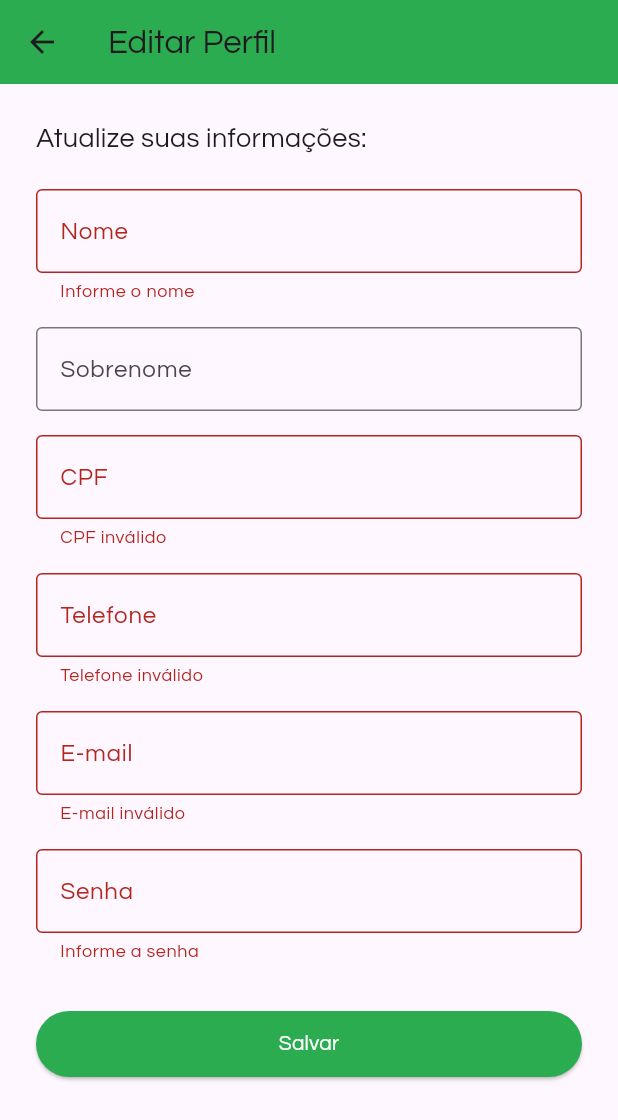
After one commit to AlexandreBolsoni/irrifes_app, a Flutter app: the EditarPerfilScreen screen opened by its route, after a tap on "Salvar", on a phone screen of 412 x 824 dp. The commit adds this screen. Shown: the top 1120 px of the screen. Run offline on Flutter 3.47's test engine with Material 3 defaults, Android fonts, the phone set to English and light mode, and no system bars; our stand-ins replace cloud_firestore, firebase_auth, firebase_core, fl_chart, flutter_svg, google_sign_in and 2 more; accounts and stored records are empty; network calls fail.

```diff
--- a/lib/main.dart
+++ b/lib/main.dart
@@ -5,6 +5,7 @@ import 'package:irrifes_app/screens/perfil-screen.dart';
 import 'screens/login-screen.dart';
 import 'screens/cadastro-screen.dart';
 import 'screens/home-screen.dart';
+import 'screens/editar-perfil.dart';
 
 
 void main() async {
@@ -28,6 +29,8 @@ class MyApp extends StatelessWidget {
         '/cadastro': (context) => CadastroScreen(),
         '/home': (context) => HomeScreen(),
         '/calcular': (context) => CalcularScreen(),
+        '/editar-perfil': (context) => EditarPerfilScreen(),
+
         '/perfil': (context) => PerfilScreen(),
       },
     );
--- /dev/null
+++ b/lib/screens/editar-perfil.dart
@@ -0,0 +1,360 @@
+import 'package:flutter/material.dart';
+import 'package:flutter/services.dart';
+import 'package:cloud_firestore/cloud_firestore.dart';
+import 'package:shared_preferences/shared_preferences.dart';
+import 'package:firebase_auth/firebase_auth.dart';
+
+class EditarPerfilScreen extends StatefulWidget {
+  final bool veioDoLogin;
+
+  const EditarPerfilScreen({super.key, this.veioDoLogin = false});
+
+  @override
+  State<EditarPerfilScreen> createState() => _EditarPerfilScreenState();
+}
+
+// --- FORMATADORES ---
+
+// Máscara para CPF: 000.000.000-00
+class CpfInputFormatter extends TextInputFormatter {
+  @override
+  TextEditingValue formatEditUpdate(
+    TextEditingValue oldValue,
+    TextEditingValue newValue,
+  ) {
+    var text = newValue.text.replaceAll(RegExp(r'[^0-9]'), '');
+
+    if (text.length > 11) text = text.substring(0, 11);
+
+    final buffer = StringBuffer();
+    for (int i = 0; i < text.length; i++) {
+      if (i == 3 || i == 6) buffer.write('.');
+      if (i == 9) buffer.write('-');
+      buffer.write(text[i]);
+    }
+
+    final formatted = buffer.toString();
+
+    return TextEditingValue(
+      text: formatted,
+      selection: TextSelection.collapsed(offset: formatted.length),
+    );
+  }
+}
+
+// Máscara para telefone: (00) 00000-0000
+class TelefoneInputFormatter extends TextInputFormatter {
+  @override
+  TextEditingValue formatEditUpdate(
+    TextEditingValue oldValue,
+    TextEditingValue newValue,
+  ) {
+    var text = newValue.text.replaceAll(RegExp(r'[^0-9]'), '');
+
+    if (text.length > 11) text = text.substring(0, 11);
+
+    final buffer = StringBuffer();
+    for (int i = 0; i < text.length; i++) {
+      if (i == 0) buffer.write('(');
+      if (i == 2) buffer.write(') ');
+      if (i == 7) buffer.write('-');
+      buffer.write(text[i]);
+    }
+
+    final formatted = buffer.toString();
+
+    return TextEditingValue(
+      text: formatted,
+      selection: TextSelection.collapsed(offset: formatted.length),
+    );
+  }
+}
+
+// Função para formatar telefone para salvar no Firestore: "+55 XX XXXXXXXX"
+String formatarTelefoneParaSalvar(String telefone) {
+  final numeros = telefone.replaceAll(RegExp(r'[^0-9]'), '');
+
+  if (numeros.length == 11) {
+    final ddd = numeros.substring(0, 2);
+    final numero = numeros.substring(2);
+    return '+55 $ddd $numero';
+  }
+
+  return telefone; // ou pode lançar erro/avisar usuário
+}
+
+class _EditarPerfilScreenState extends State<EditarPerfilScreen> {
+  final _formKey = GlobalKey<FormState>();
+  final _nomeController = TextEditingController();
+  final _sobrenomeController = TextEditingController();
+  final _cpfController = TextEditingController();
+  final _telefoneController = TextEditingController();
+  final _emailController = TextEditingController();
+  final _senhaController = TextEditingController();
+
+  bool _carregando = true;
+  bool _salvando = false;
+  bool _loginGoogle = false;
+
+  Future<void> _carregarDados() async {
+    final prefs = await SharedPreferences.getInstance();
+    final docId = prefs.getString('cpf');
+
+    if (docId != null) {
+      final doc =
+          await FirebaseFirestore.instance
+              .collection('pessoas')
+              .doc(docId)
+              .get();
+
+      final dados = doc.data();
+      if (dados != null) {
+        _nomeController.text = dados['nome'] ?? '';
+        _sobrenomeController.text = dados['sobrenome'] ?? '';
+        _cpfController.text = dados['cpf'] ?? '';
+        _telefoneController.text = dados['telefone'] ?? '';
+        _emailController.text = dados['email'] ?? '';
+        _senhaController.text = dados['senha'] ?? '';
+
+        final user = FirebaseAuth.instance.currentUser;
+        if (user != null && user.email == dados['email']) {
+          _loginGoogle = true;
+        }
+      }
+    }
+
+    setState(() => _carregando = false);
+  }
+
+  Future<void> _salvarDados() async {
+    if (!_formKey.currentState!.validate()) return;
+
+    setState(() => _salvando = true);
+
+    final prefs = await SharedPreferences.getInstance();
+    final docId = prefs.getString('cpf');
+
+    if (docId != null) {
+      final docRef = FirebaseFirestore.instance
+          .collection('pessoas')
+          .doc(docId);
+
+      final telefoneFormatado = formatarTelefoneParaSalvar(
+        _telefoneController.text,
+      );
+
+      final dataToUpdate = {
+        'nome': _nomeController.text.trim(),
+        'sobrenome': _sobrenomeController.text.trim(),
+        'cpf': _cpfController.text.replaceAll(RegExp(r'[^0-9]'), ''),
+        'telefone': telefoneFormatado,
+        'senha': _senhaController.text.trim(),
+      };
+
+      if (!_loginGoogle) {
+        dataToUpdate['email'] = _emailController.text.trim();
+      }
+
+      await docRef.update(dataToUpdate);
+
+      await prefs.setString(
+        'cpf',
+        _cpfController.text.replaceAll(RegExp(r'[^0-9]'), ''),
+      );
+
+      if (widget.veioDoLogin) {
+        Navigator.pushReplacementNamed(context, '/home');
+      } else {
+        Navigator.pop(context);
+      }
+    }
+
+    setState(() => _salvando = false);
+  }
+
+  @override
+  void initState() {
+    super.initState();
+    _carregarDados();
+  }
+
+  @override
+  Widget build(BuildContext context) {
+    return Scaffold(
+      appBar: AppBar(
+        title: const Text('Editar Perfil'),
+        backgroundColor: const Color(0xFF2CAC50),
+      ),
+      body:
+          _carregando
+              ? const Center(child: CircularProgressIndicator())
+              : SafeArea(
+                child: Padding(
+                  padding: const EdgeInsets.all(24.0),
+                  child: Form(
+                    key: _formKey,
+                    child: ListView(
+                      children: [
+                        const Text(
+                          'Atualize suas informações:',
+                          style: TextStyle(fontSize: 18),
+                        ),
+                        const SizedBox(height: 20),
+
+                        // Nome
+                        TextFormField(
+                          controller: _nomeController,
+                          decoration: const InputDecoration(
+                            labelText: 'Nome',
+                            border: OutlineInputBorder(),
+                          ),
+                          validator:
+                              (value) =>
+                                  value == null || value.isEmpty
+                                      ? 'Informe o nome'
+                                      : null,
+                        ),
+                        const SizedBox(height: 16),
+
+                        // Sobrenome
+                        TextFormField(
+                          controller: _sobrenomeController,
+                          decoration: const InputDecoration(
+                            labelText: 'Sobrenome',
+                            border: OutlineInputBorder(),
+                          ),
+                        ),
+                        const SizedBox(height: 16),
+
+                        // CPF
+                        TextFormField(
+                          controller: _cpfController,
+                          keyboardType: TextInputType.number,
+                          inputFormatters: [CpfInputFormatter()],
+                          decoration: const InputDecoration(
+                            labelText: 'CPF',
+                            border: OutlineInputBorder(),
+                          ),
+                          validator:
+                              (value) =>
+                                  value == null ||
+                                          value
+                                                  .replaceAll(
+                                                    RegExp(r'[^0-9]'),
+                                                    '',
+                                                  )
+                                                  .length !=
+                                              11
+                                      ? 'CPF inválido'
+                                      : null,
+                        ),
+                        const SizedBox(height: 16),
+
+                        // Telefone
+                        TextFormField(
+                          controller: _telefoneController,
+                          keyboardType: TextInputType.phone,
+                          inputFormatters: [TelefoneInputFormatter()],
+                          decoration: const InputDecoration(
+                            labelText: 'Telefone',
+                            border: OutlineInputBorder(),
+                          ),
+                          validator:
+                              (value) =>
+                                  value == null ||
+                                          value
+                                                  .replaceAll(
+                                                    RegExp(r'[^0-9]'),
+                                                    '',
+                                                  )
+                                                  .length <
+                                              10
+                                      ? 'Telefone inválido'
+                                      : null,
+                        ),
+                        const SizedBox(height: 16),
+
+                        // E-mail (desabilitado se for login Google)
+                        TextFormField(
+                          controller: _emailController,
+                          enabled: !_loginGoogle,
+                          keyboardType: TextInputType.emailAddress,
+                          decoration: const InputDecoration(
+                            labelText: 'E-mail',
+                            border: OutlineInputBorder(),
+                          ),
+                          validator: (value) {
+                            if (!_loginGoogle &&
+                                (value == null || !value.contains('@'))) {
+                              return 'E-mail inválido';
+                            }
+                            return null;
+                          },
+                        ),
+                        if (_loginGoogle)
+                          const Padding(
+                            padding: EdgeInsets.only(top: 6, left: 4),
+                            child: Text(
+                              'O e-mail é gerenciado pelo Google e não pode ser alterado.',
+                              style: TextStyle(color: Colors.red, fontSize: 12),
+                            ),
+                          ),
+                        const SizedBox(height: 16),
+
+                        // Senha (desabilitado se login Google)
+                        TextFormField(
+                          controller: _senhaController,
+                          obscureText: true,
+                          enabled: !_loginGoogle,
+                          decoration: const InputDecoration(
+                            labelText: 'Senha',
+                            border: OutlineInputBorder(),
+                          ),
+                          validator: (value) {
+                            if (!_loginGoogle &&
+                                (value == null || value.isEmpty)) {
+                              return 'Informe a senha';
+                            }
+                            return null;
+                          },
+                        ),
+
+                        if (_loginGoogle)
+                          const Padding(
+                            padding: EdgeInsets.only(top: 6, left: 4),
+                            child: Text(
+                              'A senha é gerenciada pelo Google e não pode ser alterada.',
+                              style: TextStyle(color: Colors.red, fontSize: 12),
+                            ),
+                          ),
+
+                        const SizedBox(height: 30),
+
+                        ElevatedButton(
+                          onPressed: _salvando ? null : _salvarDados,
+                          style: ElevatedButton.styleFrom(
+                            backgroundColor: const Color(0xFF2CAC50),
+                            foregroundColor: Colors.white,
+                            padding: const EdgeInsets.symmetric(
+                              horizontal: 40,
+                              vertical: 12,
+                            ),
+                            shape: RoundedRectangleBorder(
+                              borderRadius: BorderRadius.circular(30),
+                            ),
+                          ),
+                          child:
+                              _salvando
+                                  ? const CircularProgressIndicator(
+                                    color: Colors.white,
+                                  )
+                                  : const Text('Salvar'),
+                        ),
+                      ],
+                    ),
+                  ),
+                ),
+              ),
+    );
+  }
+}
--- a/lib/screens/perfil-screen.dart
+++ b/lib/screens/perfil-screen.dart
@@ -1,6 +1,8 @@
 import 'package:flutter/material.dart';
 import '../widgets/bottom-nav.dart';
-import '../services/auth-service.dart';  // ajuste o caminho para seu service
+import '../services/auth-service.dart';
+
+import 'editar-perfil.dart';
 
 class PerfilScreen extends StatefulWidget {
   const PerfilScreen({Key? key}) : super(key: key);
@@ -12,6 +14,23 @@ class PerfilScreen extends StatefulWidget {
 class _PerfilScreenState extends State<PerfilScreen> {
   int _currentIndex = 2;
   final AuthService _authService = AuthService();
+
+  Map<String, dynamic>? _perfil;
+  bool _carregando = true;
+
+  @override
+  void initState() {
+    super.initState();
+    _carregarPerfil();
+  }
+
+  Future<void> _carregarPerfil() async {
+    final perfil = await _authService.getPerfil();
+    setState(() {
+      _perfil = perfil;
+      _carregando = false;
+    });
+  }
 
   void _onBottomNavTap(int index) {
     if (index == _currentIndex) return;
@@ -29,8 +48,21 @@ class _PerfilScreenState extends State<PerfilScreen> {
 
   Future<void> _logout() async {
     await _authService.sair();
-    // Depois de limpar os dados, volta para a tela de login e remove as anteriores
     Navigator.pushNamedAndRemoveUntil(context, '/', (route) => false);
+  }
+
+  String formatarCpf(String cpf) {
+    if (cpf.length != 11) return cpf;
+    return '${cpf.substring(0, 3)}.${cpf.substring(3, 6)}.${cpf.substring(6, 9)}-${cpf.substring(9)}';
+  }
+
+  String formatarTelefone(String telefone) {
+    if (telefone.length == 11) {
+      return '(${telefone.substring(0, 2)}) ${telefone.substring(2, 7)}-${telefone.substring(7)}';
+    } else if (telefone.length == 10) {
+      return '(${telefone.substring(0, 2)}) ${telefone.substring(2, 6)}-${telefone.substring(6)}';
+    }
+    return telefone;
   }
 
   @override
@@ -54,10 +86,16 @@ class _PerfilScreenState extends State<PerfilScreen> {
                 ),
               ),
               child: Column(
-                children: const [
-                  Icon(Icons.account_circle, size: 100, color: Colors.white),
-                  SizedBox(height: 12),
-                  Text(
+                children: [
+                  (_perfil != null && (_perfil!['fotoUrl'] ?? '').isNotEmpty)
+                      ? CircleAvatar(
+                          radius: 50,
+                          backgroundImage: NetworkImage(_perfil!['fotoUrl']),
+                          backgroundColor: Colors.transparent,
+                        )
+                      : const Icon(Icons.account_circle, size: 100, color: Colors.white),
+                  const SizedBox(height: 12),
+                  const Text(
                     'MEUS DADOS',
                     style: TextStyle(
                       color: Colors.white,
@@ -69,19 +107,45 @@ class _PerfilScreenState extends State<PerfilScreen> {
               ),
             ),
             const SizedBox(height: 20),
-            const Padding(
-              padding: EdgeInsets.symmetric(horizontal: 30, vertical: 6),
+            _carregando
+                ? const Padding(
+                    padding: EdgeInsets.all(30),
+                    child: Center(child: CircularProgressIndicator()),
+                  )
+                : _perfil == null
+                    ? const Padding(
+                        padding: EdgeInsets.all(30),
+                        child: Text(
+                          'Não foi possível carregar os dados do perfil.',
+                          style: TextStyle(color: Colors.red),
+                        ),
+                      )
+                    : Padding(
+                        padding: const EdgeInsets.symmetric(
+                          horizontal: 30,
+                          vertical: 6,
+                        ),
                         child: Column(
                           crossAxisAlignment: CrossAxisAlignment.start,
                           children: [
-                  Text("NOME", style: TextStyle(color: Colors.green)),
-                  Divider(),
-                  Text("SOBRENOME", style: TextStyle(color: Colors.green)),
-                  Divider(),
-                  Text("CPF", style: TextStyle(color: Colors.green)),
-                  Divider(),
-                  Text("NUMERO DE TELEFONE", style: TextStyle(color: Colors.green)),
-                  Divider(),
+                            const Text("NOME", style: TextStyle(color: Colors.green)),
+                            Text(_perfil!['nome'] ?? 'Sem nome'),
+                            const Divider(),
+                            const Text(
+                              "SOBRENOME",
+                              style: TextStyle(color: Colors.green),
+                            ),
+                            Text(_perfil!['sobrenome'] ?? 'Sem sobrenome'),
+                            const Divider(),
+                            const Text("CPF", style: TextStyle(color: Colors.green)),
+                            Text(formatarCpf(_perfil!['cpf'] ?? '')),
+                            const Divider(),
+                            const Text(
+                              "TELEFONE",
+                              style: TextStyle(color: Colors.green),
+                            ),
+                            Text(formatarTelefone(_perfil!['telefone'] ?? '')),
+                            const Divider(),
                           ],
                         ),
                       ),
@@ -93,11 +157,15 @@ class _PerfilScreenState extends State<PerfilScreen> {
                 shape: RoundedRectangleBorder(
                   borderRadius: BorderRadius.circular(30),
                 ),
-                padding: const EdgeInsets.symmetric(horizontal: 40, vertical: 12),
+                padding: const EdgeInsets.symmetric(
+                  horizontal: 40,
+                  vertical: 12,
                 ),
-              onPressed: () {},
+              ),
+              onPressed: () {
+                Navigator.pushNamed(context, '/editar-perfil');
+              },
               child: const Text('EDITAR'),
-
             ),
             const SizedBox(height: 12),
             ElevatedButton(
@@ -107,7 +175,10 @@ class _PerfilScreenState extends State<PerfilScreen> {
                 shape: RoundedRectangleBorder(
                   borderRadius: BorderRadius.circular(30),
                 ),
-                padding: const EdgeInsets.symmetric(horizontal: 40, vertical: 12),
+                padding: const EdgeInsets.symmetric(
+                  horizontal: 40,
+                  vertical: 12,
+                ),
               ),
               onPressed: _logout,
               child: const Text('SAIR'),
--- a/pubspec.yaml
+++ b/pubspec.yaml
@@ -18,6 +18,7 @@ dependencies:
   flutter_svg: ^2.2.0
   mask_text_input_formatter: ^2.5.0
   shared_preferences: ^2.2.2
+  google_sign_in: ^6.2.1
 
 dev_dependencies:
   flutter_launcher_icons: ^0.13.1
@@ -44,3 +45,4 @@ flutter:
     - assets/img/logo-verde.svg
     - assets/img/logo-branca.svg
     - assets/img/logo-escrita.svg
+    - assets/img/g-logo.png
```
Also changed, not shown: lib/screens/login-screen.dart (+45 -0 lines), lib/services/auth-service.dart (+84 -0 lines), assets/img/g-logo.png (added), assets/img/logo-branca.svg, assets/img/logo-escrita.png, assets/img/logo-escrita.svg, assets/img/logo-verde.svg, pubspec.lock, 28 other files. Lines whose indentation alone changed are shown as unchanged.
